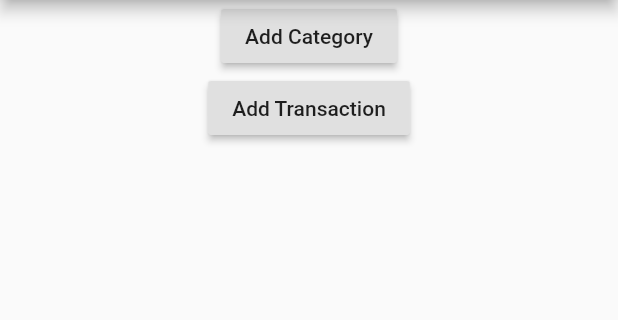
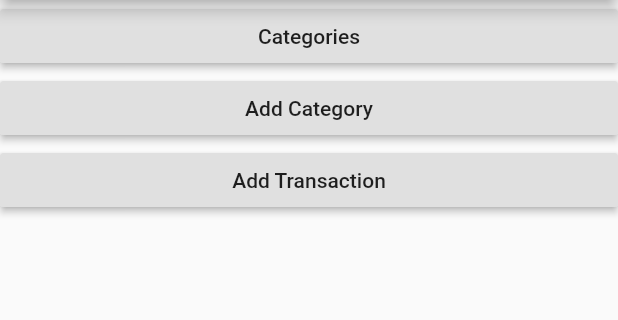
Before and after one commit to JigneshWorld/kisan-flutter, a Flutter app: the HomePage screen opened directly, on a phone screen of 412 x 824 dp, the part 84-404 px from its top. Run offline on Flutter 3.47's test engine with Material 2 defaults, Android fonts, the phone set to English and light mode, and no system bars; our stand-ins replace cloud_firestore, firebase_auth, google_sign_in; accounts and stored records are empty.

Commit message:
Added support for category list screen

```diff
--- a/lib/data_manager.dart
+++ b/lib/data_manager.dart
@@ -44,3 +44,27 @@ Future<Null> addCategory(String category, String type) async {
   };
   await _categoryRef.setData(_data);
 }
+
+class Category{
+
+  Category({this.id, this.title, this.type});
+
+  String id;
+  String title;
+  String type;
+
+  @override
+    String toString() {
+      return "$id - $title - $type";
+    }
+}
+
+Future<List<Category>> listCategories() async {
+  FirebaseUser _user = await currentUser();
+  QuerySnapshot querySnapshot = await _firestore.collection('users/${_user.uid}/categories').getDocuments();
+  List<Category> categories = querySnapshot.documents.map((DocumentSnapshot document){
+    print('Map Category '+ document.data['title']);
+    return Category(id: document.data['id'], title: document.data['title'], type: document.data['type']);
+  }).toList(growable: false);
+  return categories;
+}
--- a/lib/home.dart
+++ b/lib/home.dart
@@ -1,7 +1,6 @@
-import 'package:firebase_auth/firebase_auth.dart';
 import 'package:flutter/material.dart';
-import 'package:kisan_flutter/data_manager.dart';
 import 'manage_category.dart';
+import 'categories.dart';
 
 class HomePage extends StatefulWidget {
   @override
@@ -18,25 +17,39 @@ class _HomePageState extends State<HomePage> {
         appBar: AppBar(
           title: Text("Kisan"),
         ),
-        body: Center(
-          child: new Column(
+        body: new Column(
+          crossAxisAlignment: CrossAxisAlignment.stretch,
           children: <Widget>[
+            RaisedButton(
+              child: Text("Categories"),
+              onPressed: () {
+                Navigator.push(
+                    context,
+                    MaterialPageRoute(
+                        builder: (context) => CategoriesPage()));
+              },
+            ),
             RaisedButton(
               child: Text("Add Category"),
               onPressed: () {
-                  Navigator.push(context, MaterialPageRoute(builder: (context) => ManageCategoryPage()));
+                Navigator.push(
+                    context,
+                    MaterialPageRoute(
+                        builder: (context) => ManageCategoryPage()));
               },
             ),
             RaisedButton(
               child: Text("Add Transaction"),
               onPressed: () {
-                  Navigator.push(context, MaterialPageRoute(builder: (context) => ManageCategoryPage()));
+                Navigator.push(
+                    context,
+                    MaterialPageRoute(
+                        builder: (context) => ManageCategoryPage()));
               },
             ),
           ],
         ),
       ),
-      ),
     );
   }
 }
```
Lines whose indentation alone changed are shown as unchanged.
